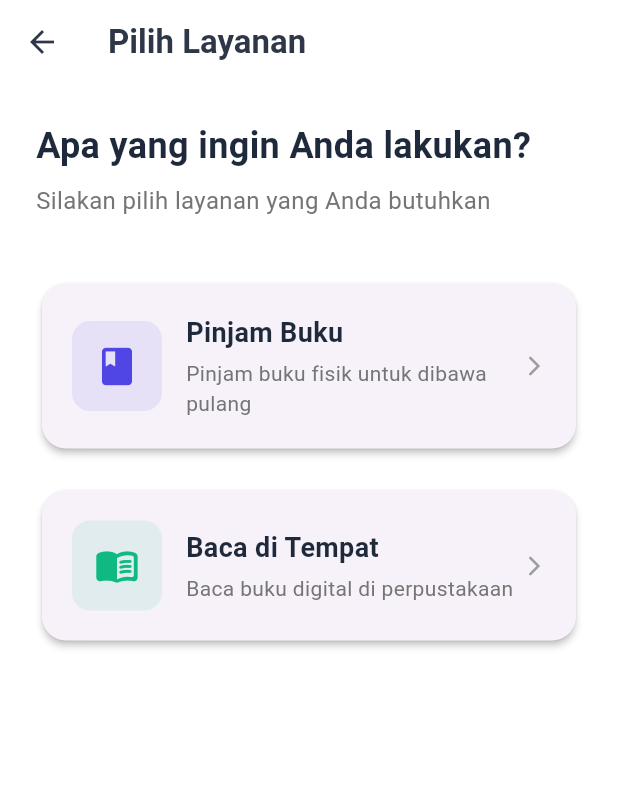
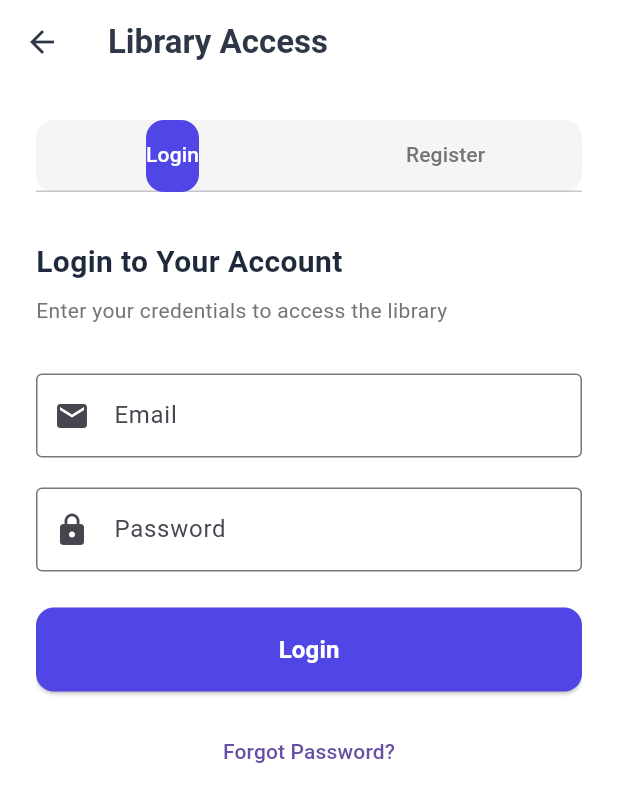
Before and after one commit to Malvi04/Mobile_Programming-, a Flutter app: the screen it shows after launch, after a tap on "Get Started", on a phone screen of 412 x 824 dp. Shown: the top 802 px of the screen. Run offline on Flutter 3.47's test engine with Material 3 defaults, Android fonts, the phone set to English and light mode, and no system bars.

Commit message:
membuat fitur login dan register

```diff
--- /dev/null
+++ b/lib/views/auth_page.dart
@@ -0,0 +1,307 @@
+import 'package:flutter/material.dart';
+import 'category_page.dart';
+
+class AuthPage extends StatefulWidget {
+  const AuthPage({super.key});
+
+  @override
+  State<AuthPage> createState() => _AuthPageState();
+}
+
+class _AuthPageState extends State<AuthPage> with SingleTickerProviderStateMixin {
+  late TabController _tabController;
+
+  @override
+  void initState() {
+    super.initState();
+    _tabController = TabController(length: 2, vsync: this);
+  }
+
+  @override
+  void dispose() {
+    _tabController.dispose();
+    super.dispose();
+  }
+
+  void _navigateToCategory() {
+    Navigator.pushReplacement(
+      context,
+      MaterialPageRoute(builder: (context) => const CategoryPage()),
+    );
+  }
+
+  @override
+  Widget build(BuildContext context) {
+    return Scaffold(
+      backgroundColor: Colors.white,
+      appBar: AppBar(
+        backgroundColor: Colors.white,
+        elevation: 0,
+        leading: IconButton(
+          icon: const Icon(Icons.arrow_back, color: Color(0xFF2D3748)),
+          onPressed: () => Navigator.pop(context),
+        ),
+        title: const Text(
+          'Library Access',
+          style: TextStyle(
+            color: Color(0xFF2D3748),
+            fontWeight: FontWeight.bold,
+          ),
+        ),
+      ),
+      body: Padding(
+        padding: const EdgeInsets.all(24.0),
+        child: Column(
+          children: [
+            // Tab Bar
+            Container(
+              decoration: BoxDecoration(
+                color: Colors.grey[100],
+                borderRadius: BorderRadius.circular(12),
+              ),
+              child: TabBar(
+                controller: _tabController,
+                indicator: BoxDecoration(
+                  color: const Color(0xFF4F46E5),
+                  borderRadius: BorderRadius.circular(12),
+                ),
+                labelColor: Colors.white,
+                unselectedLabelColor: Colors.grey[600],
+                tabs: const [
+                  Tab(text: 'Login'),
+                  Tab(text: 'Register'),
+                ],
+              ),
+            ),
+
+            const SizedBox(height: 32),
+
+            // Tab Content
+            Expanded(
+              child: TabBarView(
+                controller: _tabController,
+                children: [
+                  // LOGIN TAB
+                  _buildLoginForm(),
+
+                  // REGISTER TAB
+                  _buildRegisterForm(),
+                ],
+              ),
+            ),
+          ],
+        ),
+      ),
+    );
+  }
+
+  Widget _buildLoginForm() {
+    final emailController = TextEditingController();
+    final passwordController = TextEditingController();
+
+    return SingleChildScrollView(
+      child: Column(
+        crossAxisAlignment: CrossAxisAlignment.start,
+        children: [
+          const Text(
+            'Login to Your Account',
+            style: TextStyle(
+              fontSize: 20,
+              fontWeight: FontWeight.bold,
+              color: Color(0xFF1E293B),
+            ),
+          ),
+          const SizedBox(height: 8),
+          Text(
+            'Enter your credentials to access the library',
+            style: TextStyle(
+              fontSize: 14,
+              color: Colors.grey[600],
+            ),
+          ),
+
+          const SizedBox(height: 32),
+
+          // Email Field
+          TextField(
+            controller: emailController,
+            decoration: const InputDecoration(
+              labelText: 'Email',
+              border: OutlineInputBorder(),
+              prefixIcon: Icon(Icons.email),
+            ),
+          ),
+
+          const SizedBox(height: 20),
+
+          // Password Field
+          TextField(
+            controller: passwordController,
+            obscureText: true,
+            decoration: const InputDecoration(
+              labelText: 'Password',
+              border: OutlineInputBorder(),
+              prefixIcon: Icon(Icons.lock),
+            ),
+          ),
+
+          const SizedBox(height: 24),
+
+          // Login Button
+          SizedBox(
+            width: double.infinity,
+            height: 56,
+            child: ElevatedButton(
+              onPressed: () {
+                if (emailController.text.isNotEmpty && passwordController.text.isNotEmpty) {
+                  _navigateToCategory();
+                }
+              },
+              style: ElevatedButton.styleFrom(
+                backgroundColor: const Color(0xFF4F46E5),
+                foregroundColor: Colors.white,
+                shape: RoundedRectangleBorder(
+                  borderRadius: BorderRadius.circular(12),
+                ),
+              ),
+              child: const Text(
+                'Login',
+                style: TextStyle(
+                  fontSize: 16,
+                  fontWeight: FontWeight.w600,
+                ),
+              ),
+            ),
+          ),
+
+          const SizedBox(height: 16),
+
+          // Forgot Password
+          Center(
+            child: TextButton(
+              onPressed: () {
+                // Forgot password functionality
+              },
+              child: const Text('Forgot Password?'),
+            ),
+          ),
+        ],
+      ),
+    );
+  }
+
+  Widget _buildRegisterForm() {
+    final nameController = TextEditingController();
+    final emailController = TextEditingController();
+    final passwordController = TextEditingController();
+    final confirmPasswordController = TextEditingController();
+
+    return SingleChildScrollView(
+      child: Column(
+        crossAxisAlignment: CrossAxisAlignment.start,
+        children: [
+          const Text(
+            'Create New Account',
+            style: TextStyle(
+              fontSize: 20,
+              fontWeight: FontWeight.bold,
+              color: Color(0xFF1E293B),
+            ),
+          ),
+          const SizedBox(height: 8),
+          Text(
+            'Join our library community',
+            style: TextStyle(
+              fontSize: 14,
+              color: Colors.grey[600],
+            ),
+          ),
+
+          const SizedBox(height: 32),
+
+          // Name Field
+          TextField(
+            controller: nameController,
+            decoration: const InputDecoration(
+              labelText: 'Full Name',
+              border: OutlineInputBorder(),
+              prefixIcon: Icon(Icons.person),
+            ),
+          ),
+
+          const SizedBox(height: 20),
+
+          // Email Field
+          TextField(
+            controller: emailController,
+            decoration: const InputDecoration(
+              labelText: 'Email',
+              border: OutlineInputBorder(),
+              prefixIcon: Icon(Icons.email),
+            ),
+          ),
+
+          const SizedBox(height: 20),
+
+          // Password Field
+          TextField(
+            controller: passwordController,
+            obscureText: true,
+            decoration: const InputDecoration(
+              labelText: 'Password',
+              border: OutlineInputBorder(),
+              prefixIcon: Icon(Icons.lock),
+            ),
+          ),
+
+          const SizedBox(height: 20),
+
+          // Confirm Password Field
+          TextField(
+            controller: confirmPasswordController,
+            obscureText: true,
+            decoration: const InputDecoration(
+              labelText: 'Confirm Password',
+              border: OutlineInputBorder(),
+              prefixIcon: Icon(Icons.lock_outline),
+            ),
+          ),
+
+          const SizedBox(height: 32),
+
+          // Register Button
+          SizedBox(
+            width: double.infinity,
+            height: 56,
+            child: ElevatedButton(
+              onPressed: () {
+                if (nameController.text.isNotEmpty &&
+                    emailController.text.isNotEmpty &&
+                    passwordController.text.isNotEmpty &&
+                    confirmPasswordController.text.isNotEmpty) {
+                  _navigateToCategory();
+                }
+              },
+              style: ElevatedButton.styleFrom(
+                backgroundColor: const Color(0xFF10B981),
+                foregroundColor: Colors.white,
+                shape: RoundedRectangleBorder(
+                  borderRadius: BorderRadius.circular(12),
+                ),
+              ),
+              child: const Text(
+                'Create Account',
+                style: TextStyle(
+                  fontSize: 16,
+                  fontWeight: FontWeight.w600,
+                ),
+              ),
+            ),
+          ),
+
+          const SizedBox(height: 20),
+        ],
+      ),
+    );
+  }
+}
--- a/lib/views/welcome_page.dart
+++ b/lib/views/welcome_page.dart
@@ -1,5 +1,5 @@
 import 'package:flutter/material.dart';
-import 'category_page.dart';
+import 'auth_page.dart';
 
 class WelcomePage extends StatelessWidget {
   const WelcomePage({super.key});
@@ -66,7 +66,7 @@ class WelcomePage extends StatelessWidget {
                 textAlign: TextAlign.center,
               ),
 
-              // Button
+              // Button - UPDATE INI
               const SizedBox(height: 40),
               SizedBox(
                 width: double.infinity,
@@ -75,7 +75,7 @@ class WelcomePage extends StatelessWidget {
                   onPressed: () {
                     Navigator.push(
                       context,
-                      MaterialPageRoute(builder: (context) => const CategoryPage())
+                      MaterialPageRoute(builder: (context) => const AuthPage()) // GANTI INI
                     );
                   },
                   style: ElevatedButton.styleFrom(
```
Also changed, not shown: lib/views/category_page.dart (+94 -10 lines).
